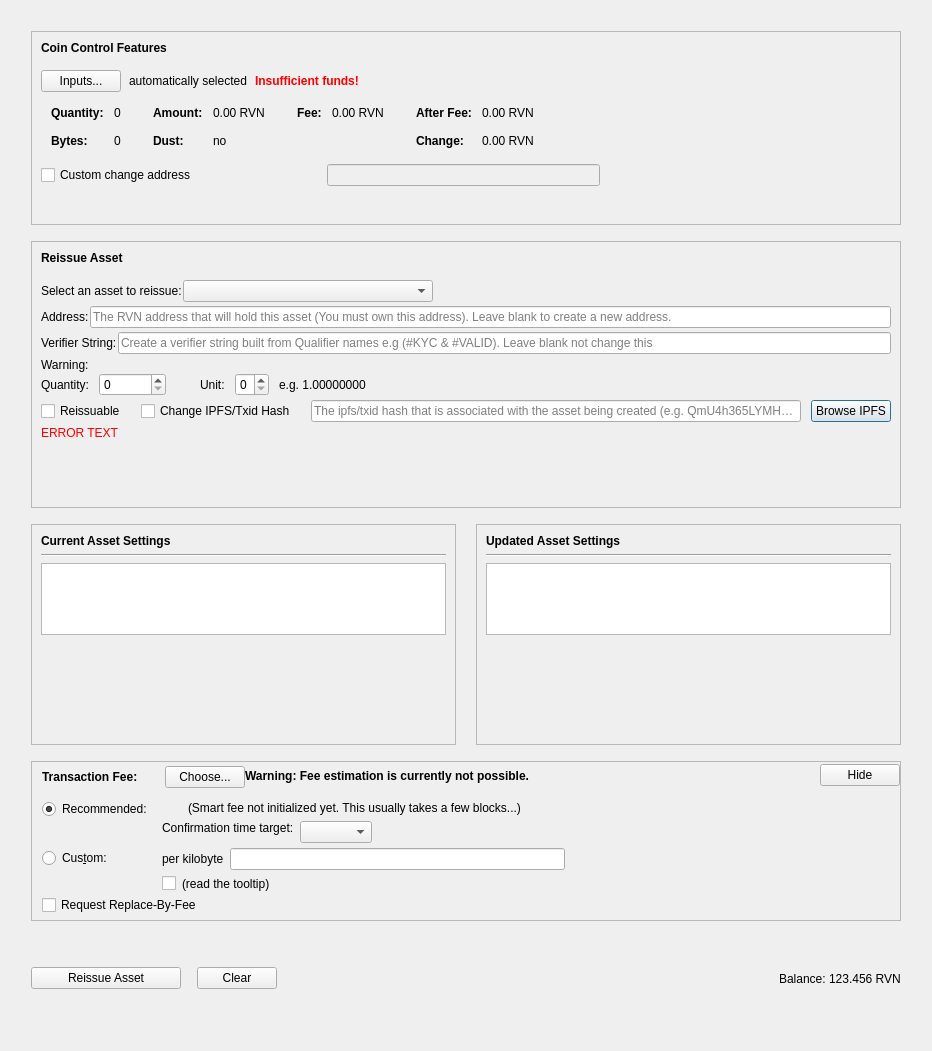
Old version of the form src/qt/forms/reissueassetdialog.ui in the repository soosho/Tenzura.
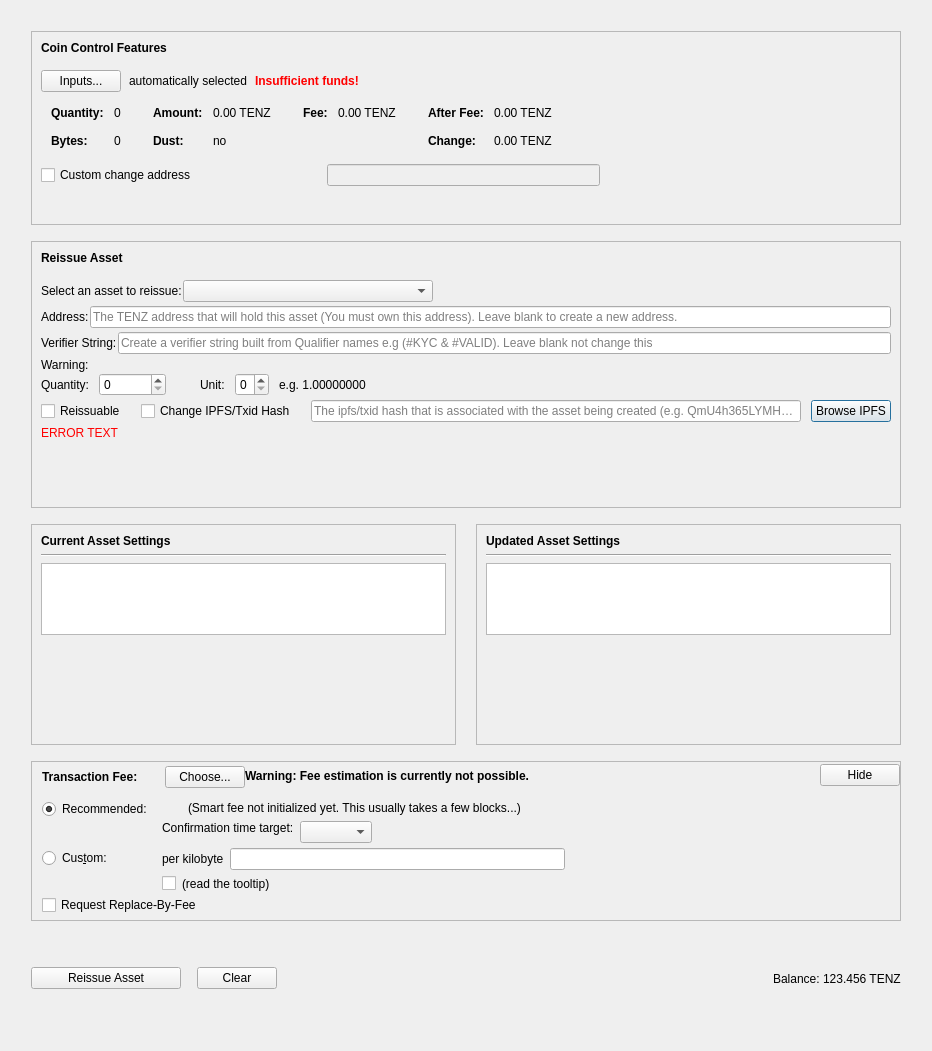
New version of the form. Custom widgets are drawn as their Qt base class.

```diff
--- a/src/qt/forms/reissueassetdialog.ui
+++ b/src/qt/forms/reissueassetdialog.ui
@@ -338,7 +338,7 @@
                     <enum>Qt::ActionsContextMenu</enum>
                    </property>
                    <property name="text">
-                    <string notr="true">0.00 RVN</string>
+                    <string notr="true">0.00 TENZ</string>
                    </property>
                    <property name="textInteractionFlags">
                     <set>Qt::LinksAccessibleByMouse|Qt::TextSelectableByKeyboard|Qt::TextSelectableByMouse</set>
@@ -418,7 +418,7 @@
                     <enum>Qt::ActionsContextMenu</enum>
                    </property>
                    <property name="text">
-                    <string notr="true">0.00 RVN</string>
+                    <string notr="true">0.00 TENZ</string>
                    </property>
                    <property name="textInteractionFlags">
                     <set>Qt::LinksAccessibleByMouse|Qt::TextSelectableByKeyboard|Qt::TextSelectableByMouse</set>
@@ -469,7 +469,7 @@
                     <enum>Qt::ActionsContextMenu</enum>
                    </property>
                    <property name="text">
-                    <string notr="true">0.00 RVN</string>
+                    <string notr="true">0.00 TENZ</string>
                    </property>
                    <property name="textInteractionFlags">
                     <set>Qt::LinksAccessibleByMouse|Qt::TextSelectableByKeyboard|Qt::TextSelectableByMouse</set>
@@ -498,7 +498,7 @@
                     <enum>Qt::ActionsContextMenu</enum>
                    </property>
                    <property name="text">
-                    <string notr="true">0.00 RVN</string>
+                    <string notr="true">0.00 TENZ</string>
                    </property>
                    <property name="textInteractionFlags">
                     <set>Qt::LinksAccessibleByMouse|Qt::TextSelectableByKeyboard|Qt::TextSelectableByMouse</set>
@@ -750,7 +750,7 @@
                <string/>
               </property>
               <property name="placeholderText">
-               <string>The RVN address that will hold this asset (You must own this address). Leave blank to create a new address.</string>
+               <string>The TENZ address that will hold this asset (You must own this address). Leave blank to create a new address.</string>
               </property>
              </widget>
             </item>
@@ -1714,7 +1714,7 @@
          <item>
           <widget class="QLabel" name="labelBalance">
            <property name="text">
-            <string>123.456 RVN</string>
+            <string>123.456 TENZ</string>
            </property>
           </widget>
          </item>
```
